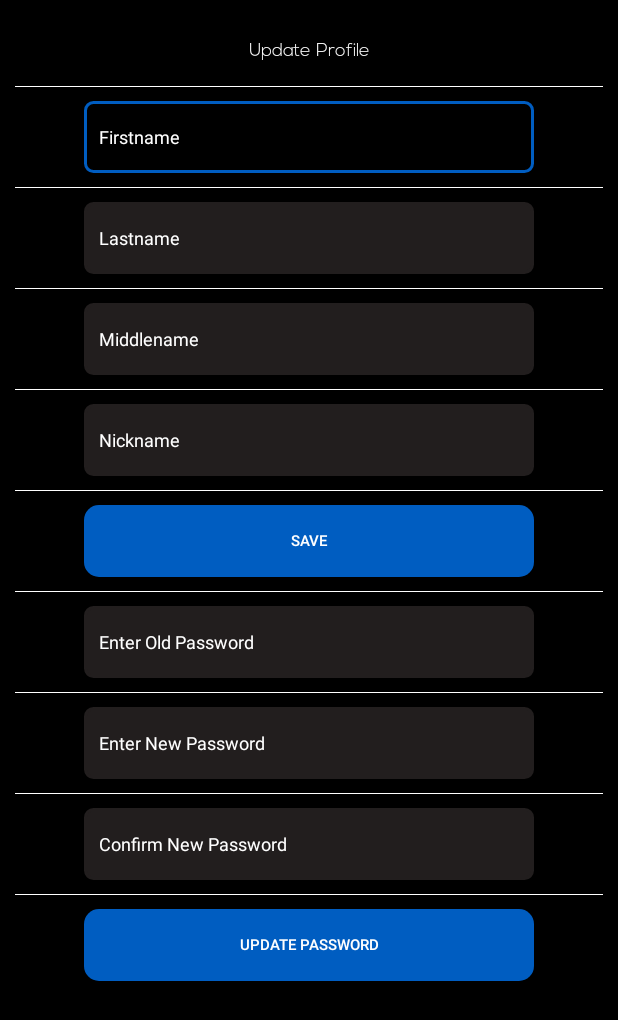
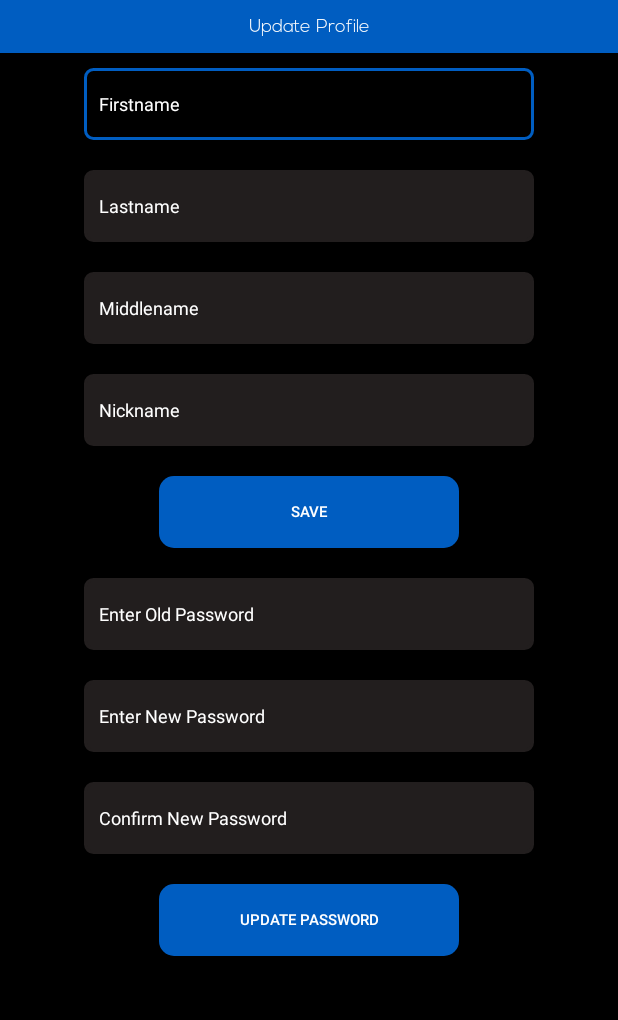
Before and after one commit to CyberBismo/Skybyn-APK, an Android app: the layout fragment_profile.xml on its own in the app's theme, with its tools: preview values and no code run, on a phone screen of 412 x 824 dp. Shown: the top 1020 px of the screen. Run offline under Robolectric (Android 15) with nearby library versions, the phone set to English and light mode, and no system bars; network calls fail.

Commit message:
More Changes

```diff
--- a/app/src/main/res/layout/fragment_profile.xml
+++ b/app/src/main/res/layout/fragment_profile.xml
@@ -12,9 +12,7 @@
         android:layout_height="match_parent"
         android:divider="@color/white"
 
-        android:dividerPadding="10dp"
         android:orientation="vertical"
-        android:showDividers="middle"
         app:layout_constraintBottom_toBottomOf="parent"
         app:layout_constraintEnd_toEndOf="parent"
         app:layout_constraintHorizontal_bias="0.0"
@@ -23,10 +21,10 @@
 
         <TextView
             android:id="@+id/lblNotificationsTitle2"
-            android:layout_width="300dp"
-            android:layout_height="48dp"
+            android:layout_width="match_parent"
+            android:layout_height="@dimen/headerHeight"
             android:layout_gravity="center_horizontal"
-            android:layout_marginTop="10dp"
+            android:background="@color/main_colour"
             android:fontFamily="@font/nexalight"
             android:gravity="center_horizontal|center_vertical"
             android:text="@string/updateProfile"
@@ -38,13 +36,14 @@
 
         <EditText
             android:id="@+id/txtProfileFirstname"
-            android:layout_width="300dp"
-            android:layout_height="48dp"
+            android:layout_width="@dimen/profileUpdateViewsWidth"
+            android:layout_height="@dimen/profileUpdateViewsHeight"
             android:layout_gravity="center_horizontal"
             android:layout_margin="10dp"
-            android:width="200dp"
+            android:width="100dp"
             android:background="@drawable/text_selector"
             android:enabled="true"
+            android:foregroundGravity="center_horizontal"
             android:gravity="center_vertical"
             android:hint="@string/firstname"
             android:inputType="textPersonName"
@@ -56,13 +55,14 @@
 
         <EditText
             android:id="@+id/txtProfileLastname"
-            android:layout_width="300dp"
-            android:layout_height="48dp"
+            android:layout_width="@dimen/profileUpdateViewsWidth"
+            android:layout_height="@dimen/profileUpdateViewsHeight"
             android:layout_gravity="center_horizontal"
             android:layout_margin="10dp"
-            android:width="200dp"
+            android:width="100dp"
             android:background="@drawable/text_selector"
             android:enabled="true"
+            android:foregroundGravity="center_horizontal"
             android:gravity="center_vertical"
             android:hint="@string/lastname"
             android:inputType="textPersonName"
@@ -74,13 +74,14 @@
 
         <EditText
             android:id="@+id/txtProfileMiddlename"
-            android:layout_width="300dp"
-            android:layout_height="48dp"
+            android:layout_width="@dimen/profileUpdateViewsWidth"
+            android:layout_height="@dimen/profileUpdateViewsHeight"
             android:layout_gravity="center_horizontal"
             android:layout_margin="10dp"
-            android:width="200dp"
+            android:width="100dp"
             android:background="@drawable/text_selector"
             android:enabled="true"
+            android:foregroundGravity="center_horizontal"
             android:gravity="center_vertical"
             android:hint="@string/middlename"
             android:inputType="textPersonName"
@@ -92,13 +93,14 @@
 
         <EditText
             android:id="@+id/txtProfileMiddlename4"
-            android:layout_width="300dp"
-            android:layout_height="48dp"
+            android:layout_width="@dimen/profileUpdateViewsWidth"
+            android:layout_height="@dimen/profileUpdateViewsHeight"
             android:layout_gravity="center_horizontal"
             android:layout_margin="10dp"
-            android:width="200dp"
+            android:width="100dp"
             android:background="@drawable/text_selector"
             android:enabled="true"
+            android:foregroundGravity="center_horizontal"
             android:gravity="center_vertical"
             android:hint="@string/Nickname"
             android:inputType="textPersonName"
@@ -110,7 +112,7 @@
 
         <Button
             android:id="@+id/btnSaveProfile"
-            android:layout_width="300dp"
+            android:layout_width="200dp"
             android:layout_height="48dp"
             android:layout_gravity="center_horizontal"
             android:layout_margin="10dp"
@@ -126,13 +128,14 @@
 
         <EditText
             android:id="@+id/txtProfileOldPassword"
-            android:layout_width="300dp"
-            android:layout_height="48dp"
+            android:layout_width="@dimen/profileUpdateViewsWidth"
+            android:layout_height="@dimen/profileUpdateViewsHeight"
             android:layout_gravity="center_horizontal"
             android:layout_margin="10dp"
-            android:width="200dp"
+            android:width="100dp"
             android:background="@drawable/text_selector"
             android:enabled="true"
+            android:foregroundGravity="center_horizontal"
             android:gravity="center_vertical"
             android:hint="@string/oldPassword"
             android:inputType="textShortMessage|textPersonName|textPassword"
@@ -144,13 +147,14 @@
 
         <EditText
             android:id="@+id/txtProfileNewPassword"
-            android:layout_width="300dp"
-            android:layout_height="48dp"
+            android:layout_width="@dimen/profileUpdateViewsWidth"
+            android:layout_height="@dimen/profileUpdateViewsHeight"
             android:layout_gravity="center_horizontal"
             android:layout_margin="10dp"
-            android:width="200dp"
+            android:width="100dp"
             android:background="@drawable/text_selector"
             android:enabled="true"
+            android:foregroundGravity="center_horizontal"
             android:gravity="center_vertical"
             android:hint="@string/newPassword"
             android:inputType="textShortMessage|textPersonName|textPassword"
@@ -162,13 +166,14 @@
 
         <EditText
             android:id="@+id/txtProfileConfirmNewPassword"
-            android:layout_width="300dp"
-            android:layout_height="48dp"
+            android:layout_width="@dimen/profileUpdateViewsWidth"
+            android:layout_height="@dimen/profileUpdateViewsHeight"
             android:layout_gravity="center_horizontal"
             android:layout_margin="10dp"
-            android:width="200dp"
+            android:width="100dp"
             android:background="@drawable/text_selector"
             android:enabled="true"
+            android:foregroundGravity="center_horizontal"
             android:gravity="center_vertical"
             android:hint="@string/confirmNewPassword"
             android:inputType="textShortMessage|textPersonName|textPassword"
@@ -180,7 +185,7 @@
 
         <Button
             android:id="@+id/btnUpdatePassword"
-            android:layout_width="300dp"
+            android:layout_width="200dp"
             android:layout_height="48dp"
             android:layout_gravity="center_horizontal"
             android:layout_margin="10dp"
--- a/app/src/main/res/values/dimens.xml
+++ b/app/src/main/res/values/dimens.xml
@@ -2,4 +2,7 @@
 <resources>
 
     <dimen name="drawable_padding">5dp</dimen>
+    <dimen name="headerHeight">35dp</dimen>
+    <dimen name="profileUpdateViewsHeight">48dp</dimen>
+    <dimen name="profileUpdateViewsWidth">300dp</dimen>
 </resources>
--- a/app/src/main/res/values/strings.xml
+++ b/app/src/main/res/values/strings.xml
@@ -38,8 +38,6 @@
     <string name="nav_close">close</string>
     <string name="Exit">Close Application</string>
     <string name="Logout">Logout</string>
-    <string name="Category">Category One</string>
-    <string name="CategoryTwo">Category Two</string>
     <string name="app_updated">App has been downloaded in the background. Installation will commence now.</string>
     <string name="app_updating">An update is being downloaded in the background.</string>
     <string name="sent_password_msg">If the email you provided is in our database, we will send a new password to your email.</string>
@@ -76,4 +74,7 @@
     <string name="newPassword">Enter New Password</string>
     <string name="confirmNewPassword">Confirm New Password</string>
     <string name="updatePassword">Update Password</string>
+    <string name="shareYourThoughts">Share your thoughts...</string>
+
+
 </resources>
```
Also changed, not shown: app/src/main/java/social/app/wesocial/Frontpage.java (+21 -8 lines), app/src/main/java/social/app/wesocial/SharePost.java (added, +38 -0 lines), app/src/main/res/drawable/fab_selector.xml (added, +7 -0 lines), app/src/main/res/drawable/stroke_bg.xml (added, +9 -0 lines), app/src/main/res/layout/activity_front_page.xml (+24 -35 lines), app/src/main/res/layout/fragment_notification.xml (+17 -13 lines), app/src/main/res/layout/fragment_share_post.xml (added, +75 -0 lines).
